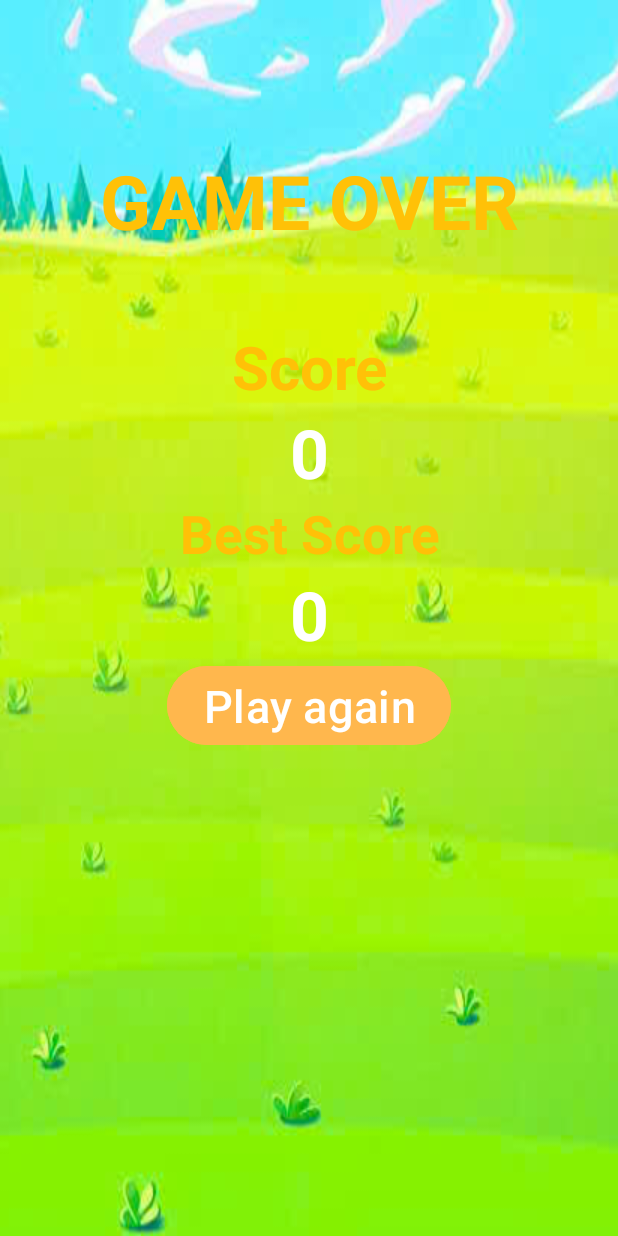
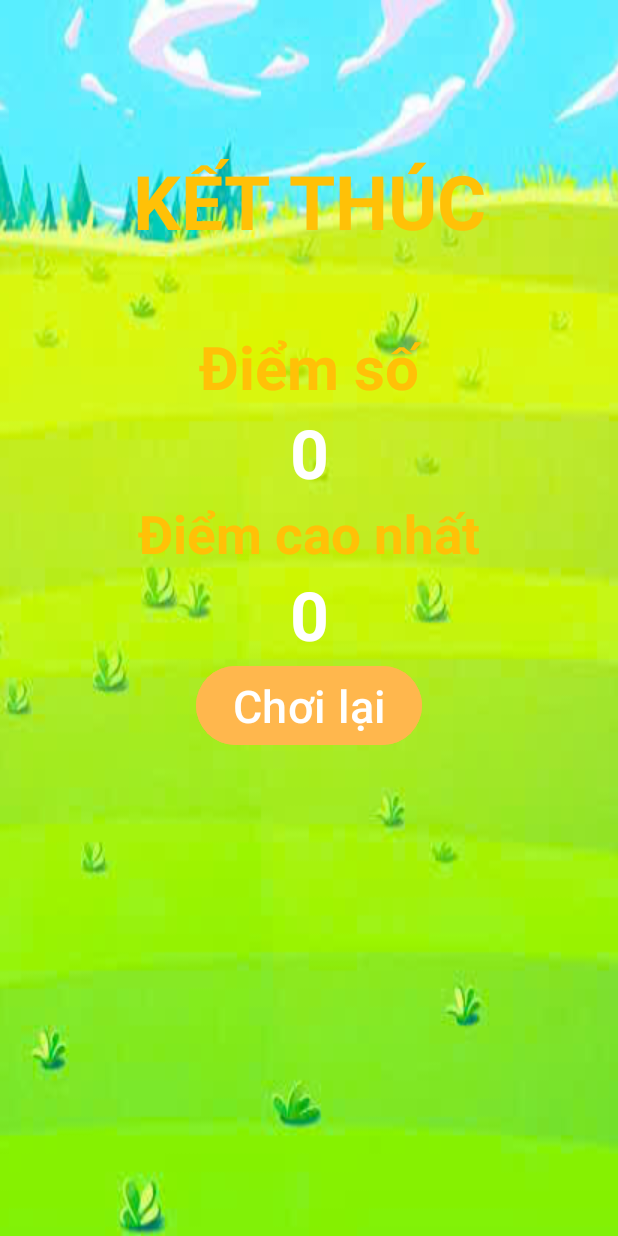
Before and after one commit to DQM1NH/MAP_BTL_G08, an Android app: the End_game screen opened directly, with no data from a screen before it, on a phone screen of 412 x 824 dp. Run offline under Robolectric (Android 15) with nearby library versions, the light colour scheme and no system bars; 2 statements that could not run were skipped.

Commit message:
update_sau_bao_cao

```diff
--- a/app/src/main/AndroidManifest.xml
+++ b/app/src/main/AndroidManifest.xml
@@ -11,6 +11,9 @@
         android:roundIcon="@mipmap/ic_launcher_round"
         android:supportsRtl="true"
         android:theme="@style/Theme.MAP_BTL_G08">
+        <activity
+            android:name=".ProfileListActivity"
+            android:exported="false" />
         <activity
             android:name=".PlayActivity"
             android:exported="false" />
--- a/app/src/main/res/layout/activity_best_score.xml
+++ b/app/src/main/res/layout/activity_best_score.xml
@@ -26,14 +26,14 @@
         android:textSize="40dp"
         android:textAlignment="center"
         android:textStyle="bold"
-        android:text="Best Score!"
+        android:text="Điểm cao nhất!"
         android:layout_gravity="center"/>
 
     <TextView
         android:id="@+id/tvScore"
         android:layout_width="match_parent"
         android:layout_height="wrap_content"
-        android:text="Score"
+        android:text="Điểm số"
         android:textAlignment="center"
         android:textColor="#00B0FF"
         android:textSize="35dp"
@@ -55,7 +55,7 @@
         android:layout_width="wrap_content"
         android:layout_height="wrap_content"
         android:backgroundTint="#FFB74D"
-        android:text="Play again"
+        android:text="Chơi lại"
         android:textSize="30dp"
         android:textStyle="bold"
         android:textAlignment="center"
--- a/app/src/main/res/layout/activity_end_game.xml
+++ b/app/src/main/res/layout/activity_end_game.xml
@@ -17,7 +17,7 @@
         android:id="@+id/tvGameOver"
         android:layout_width="match_parent"
         android:layout_height="wrap_content"
-        android:text="GAME OVER"
+        android:text="KẾT THÚC"
         android:layout_gravity="center"
         android:textAlignment="center"
         android:textColor="#FFC107"
@@ -31,7 +31,7 @@
         android:id="@+id/tvScore"
         android:layout_width="match_parent"
         android:layout_height="wrap_content"
-        android:text="Score"
+        android:text="Điểm số"
         android:textSize="40dp"
         android:textAlignment="center"
         android:layout_gravity="center"
@@ -54,7 +54,7 @@
         android:id="@+id/tvBestScore"
         android:layout_width="match_parent"
         android:layout_height="wrap_content"
-        android:text="Best Score"
+        android:text="Điểm cao nhất"
         android:textSize="35dp"
         android:textAlignment="center"
         android:layout_gravity="center"
@@ -76,7 +76,7 @@
         android:layout_width="wrap_content"
         android:layout_height="wrap_content"
         android:backgroundTint="#FFB74D"
-        android:text="Play again"
+        android:text="Chơi lại"
         android:textSize="30dp"
         android:textAlignment="center"
         android:layout_gravity="center"/>
--- a/app/src/main/res/layout/activity_privacy_policy.xml
+++ b/app/src/main/res/layout/activity_privacy_policy.xml
@@ -29,7 +29,7 @@
                 android:layout_width="wrap_content"
                 android:layout_height="wrap_content"
                 android:layout_centerInParent="true"
-                android:text="Privacy Policy"
+                android:text="Chính sách bảo mật"
                 android:textColor="#FFFFFF"
                 android:textStyle="bold"
                 android:textSize="24sp" />
--- a/app/src/main/res/layout/activity_start_game.xml
+++ b/app/src/main/res/layout/activity_start_game.xml
@@ -73,7 +73,7 @@
         android:layout_height="54dp"
         android:layout_gravity="center"
         android:backgroundTint="#FFB74D"
-        android:text="Play"
+        android:text="Bắt đầu"
         android:textSize="30sp" />
 
     <Button
@@ -82,7 +82,7 @@
         android:layout_height="wrap_content"
         android:layout_gravity="center"
         android:backgroundTint="#03A9F4"
-        android:text="Tutorial"
+        android:text="Hướng dẫn"
         android:textSize="30sp"/>
     <RelativeLayout
         android:layout_width="match_parent"
--- a/app/src/main/res/layout/activity_tutorial.xml
+++ b/app/src/main/res/layout/activity_tutorial.xml
@@ -29,7 +29,7 @@
                 android:layout_width="wrap_content"
                 android:layout_height="wrap_content"
                 android:layout_centerInParent="true"
-                android:text="Tutorial"
+                android:text="Hướng dẫn"
                 android:textColor="#FFFFFF"
                 android:textStyle="bold"
                 android:textSize="24sp" />
--- a/app/src/main/res/values/strings.xml
+++ b/app/src/main/res/values/strings.xml
@@ -1,6 +1,6 @@
 <resources>
     <string name="app_name">MAP_BTL_G08</string>
-    <string name="text_underlined"><u>Privacy Policy</u></string>
+    <string name="text_underlined"><u>Chính sách bảo mật</u></string>
     <string name="text_privacy">
     Chính sách quyền riêng tư
 Ứng dụng Whack-a-Mole tôn trọng quyền riêng tư của bạn.
```
Also changed, not shown: app/src/main/java/com/example/map_btl_g08/PlayActivity.java (+6 -6 lines), app/src/main/res/layout/activity_continue.xml (+4 -4 lines).
